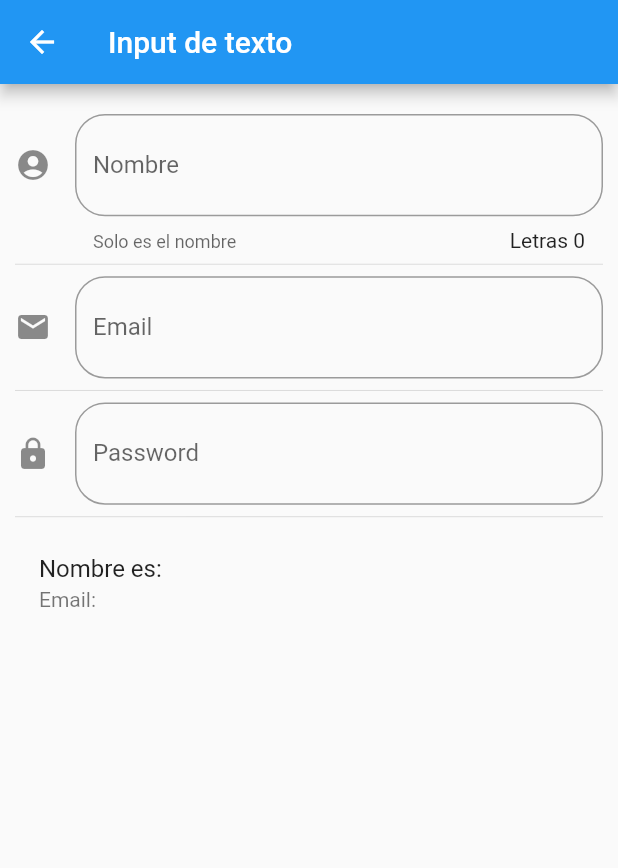
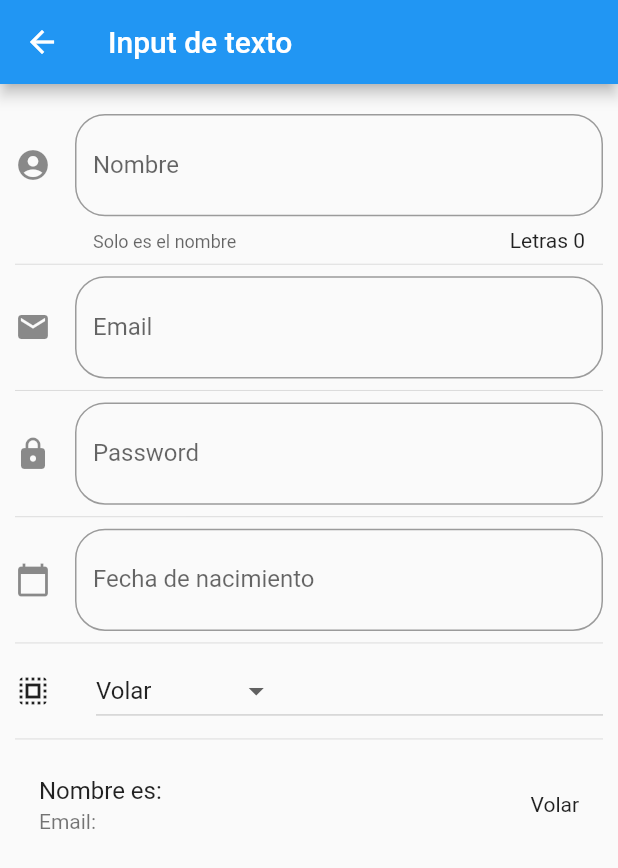
Before and after one commit to DilanUriostegui/componentes-, a Flutter app: the screen it shows after launch, after a tap on "Inputs", on a phone screen of 412 x 824 dp. Shown: the top 868 px of the screen. Run offline on Flutter 3.47's test engine with Material 2 defaults, Android fonts, the phone set to English and light mode, and no system bars; network calls fail.

Commit message:
En inpunts se agregó el Datepicker para la fecha y un Dropdown

```diff
--- a/lib/main.dart
+++ b/lib/main.dart
@@ -5,6 +5,8 @@ import 'package:flutter/material.dart';
 //
 import 'package:componentes/src/routes/routes.dart';
 import 'package:componentes/src/pages/cart_page.dart';
+import 'package:flutter_localizations/flutter_localizations.dart';
+
 
 
 
@@ -17,6 +19,15 @@ class MyApp extends StatelessWidget {
     return MaterialApp(
       title: 'Componentes App',
       debugShowCheckedModeBanner: false,
+      localizationsDelegates: [
+        GlobalMaterialLocalizations.delegate,
+        GlobalWidgetsLocalizations.delegate,
+        GlobalCupertinoLocalizations.delegate,
+      ],
+      supportedLocales: [
+        const Locale('en', ''), // English, no country code
+        const Locale('es', ''), // Spanish, no country code
+      ],
       //home: HomePageTemp()
       //home: HomePage(),
       initialRoute: '/',
--- a/lib/src/pages/input_page.dart
+++ b/lib/src/pages/input_page.dart
@@ -9,6 +9,12 @@ class _InputPageState extends State<InputPage> {
 
   String _nombre = '';
   String _email = '';
+  String _fecha = '';
+  String _opcionSeleccionada = 'Volar';
+
+  List<String> _poderes = ['Volar', 'Rayos X', 'Super Aliento', 'Super fuerza'];
+
+  TextEditingController _inputFieldDateController = TextEditingController();
 
 
 
@@ -26,6 +32,10 @@ class _InputPageState extends State<InputPage> {
           _crearEmail(),
           Divider(),
           _crearPassword(),
+          Divider(),
+          _crearFecha(context),
+          Divider(),
+          _crearDropdown(),
           Divider(),
           _crearPersona(),
         ],
@@ -56,12 +66,6 @@ class _InputPageState extends State<InputPage> {
 
 
       },
-    );
-  }
-Widget _crearPersona(){
-    return ListTile(
-      title: Text('Nombre es: $_nombre'),
-      subtitle: Text('Email: $_email'),
     );
   }
 
@@ -99,11 +103,93 @@ Widget _crearPassword(){
       ),
       onChanged: (valor) => setState(() {
         _email = valor;
-        })
+      }
+      )
     );
+  }
+
+
+  Widget _crearFecha(BuildContext context){
+    return TextField(
+      enableInteractiveSelection: false,
+      controller: _inputFieldDateController,
+      decoration: InputDecoration(
+        border: OutlineInputBorder(
+          borderRadius: BorderRadius.circular(20.0)
+        ),
+        hintText: 'Fecha de nacimiento',
+        labelText: 'Fecha de nacimiento',
+        suffix: Icon(Icons.perm_contact_calendar),
+        icon: Icon(Icons.calendar_today),
+      ),
+      onTap: (){
+        FocusScope.of(context).requestFocus(FocusNode());
+        _selectDate(context);
+      },
+    );
+  }
+
+  _selectDate(BuildContext context) async{
+    DateTime picked = await showDatePicker(
+      context: context,
+      initialDate: DateTime.now(),
+      firstDate: DateTime(2018),
+      lastDate: DateTime(2025),
+      locale: Locale('es','ES')
+      );
+
+      if(picked != null){
+        setState(() {
+          _fecha = picked.toString();
+          _inputFieldDateController.text = _fecha;
+        });
+      }
+  }
+
+  List<DropdownMenuItem<String>> getOpcionesDropdown(){
+    List<DropdownMenuItem<String>> lista = [];
+
+    _poderes.forEach((poder) {
+
+      lista.add(DropdownMenuItem(
+        child: Text(poder),
+        value: poder,
+      ));
+
+    });
+    return lista;
+  }
+
+  Widget _crearDropdown(){
+    return Row(
+      children: [
+        Icon(Icons.select_all),
+        SizedBox(width: 30.0),
+        Expanded(
+          child: DropdownButton(
+            value: _opcionSeleccionada,
+            items: getOpcionesDropdown(),
+            onChanged: (opt){
+              setState(() {
+                _opcionSeleccionada = opt;
+              });
+            },
+          ),
+        )
+      ],
+    );
+
+
 
   }
 
 
+  Widget _crearPersona(){
+    return ListTile(
+      title: Text('Nombre es: $_nombre'),
+      subtitle: Text('Email: $_email'),
+      trailing: Text(_opcionSeleccionada),
+    );
+}
 
 }
--- a/pubspec.yaml
+++ b/pubspec.yaml
@@ -22,6 +22,8 @@ environment:
 
 dependencies:
   flutter:
+    sdk: flutter
+  flutter_localizations:
     sdk: flutter
 
 
```
Also changed, not shown: pubspec.lock. Lines whose indentation alone changed are shown as unchanged.
